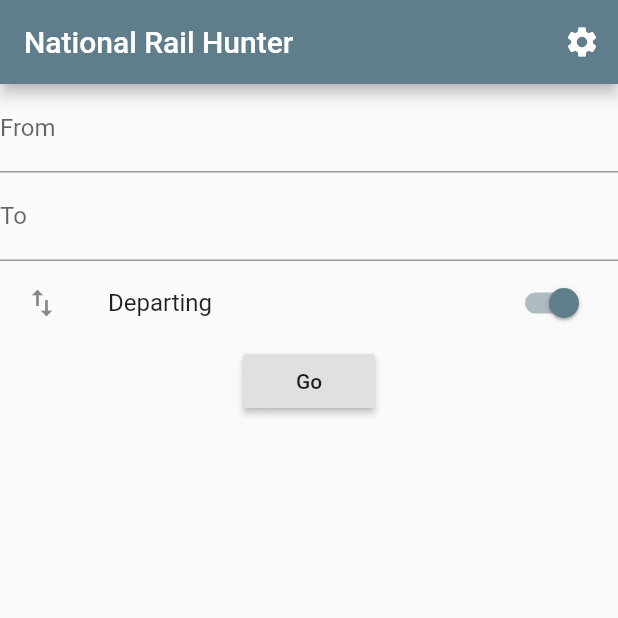
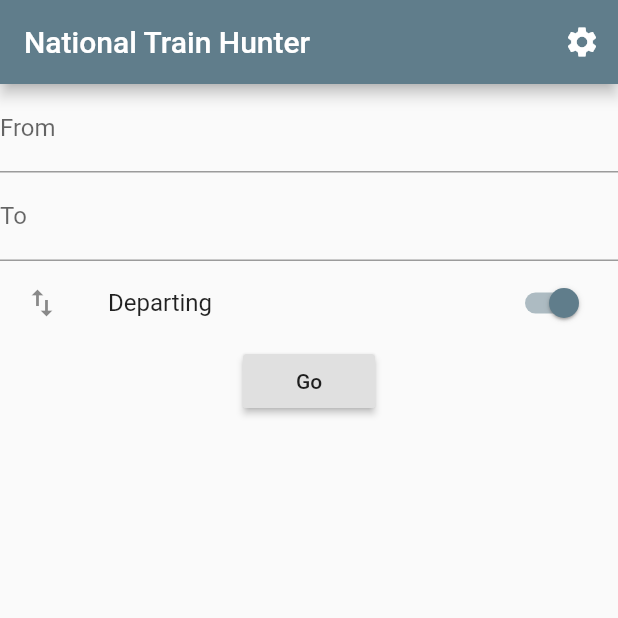
Before and after one commit to NathanO14/National-Train-Hunter-Flutter, a Flutter app: the screen it shows after launch, on a phone screen of 412 x 824 dp, the top half of it. Run offline on Flutter 3.47's test engine with Material 2 defaults, Android fonts, the phone set to English and light mode, and no system bars; drawn by our look-alikes of floating_bottom_navigation_bar; our stand-ins replace bloc, dio, equatable, flutter_bloc, flutter_typeahead, retrofit and 1 more; missing offline and left inert: simple_logger; generated files the repository leaves out were written again; project files that could hold a hidden picture were left out.

```diff
--- /dev/null
+++ b/lib/api/params/filter_type.dart
@@ -0,0 +1,4 @@
+enum FilterType {
+  TO,
+  FROM,
+}
--- /dev/null
+++ b/lib/api/params/get_board_request_params.dart
@@ -0,0 +1,28 @@
+import 'package:json_annotation/json_annotation.dart';
+import 'package:national_train_hunter/api/params/filter_type.dart';
+
+part 'get_board_request_params.g.dart';
+
+@JsonSerializable(explicitToJson: true)
+class GetBoardRequestParams {
+  int numRows;
+  String crs;
+  String filterCrs;
+  FilterType filterType;
+  int timeOffset;
+  int timeWindow;
+
+  GetBoardRequestParams({
+    this.numRows,
+    this.crs,
+    this.filterCrs,
+    this.filterType,
+    this.timeOffset,
+    this.timeWindow,
+  });
+
+  factory GetBoardRequestParams.fromJson(Map<String, dynamic> json) =>
+      _$GetBoardRequestParamsFromJson(json);
+
+  Map<String, dynamic> toJson() => _$GetBoardRequestParamsToJson(this);
+}
--- /dev/null
+++ b/lib/api/service_departure_api.dart
@@ -0,0 +1,17 @@
+import 'package:dio/dio.dart';
+import 'package:national_train_hunter/api/params/get_board_request_params.dart';
+import 'package:national_train_hunter/constants/text_constants.dart';
+import 'package:national_train_hunter/model/service_departure.dart';
+import 'package:retrofit/retrofit.dart';
+
+part 'service_departure_api.g.dart';
+
+@RestApi(baseUrl: kBaseUrl)
+abstract class ServiceDepartureAPI {
+  factory ServiceDepartureAPI(Dio dio, {String baseUrl}) = _ServiceDepartureAPI;
+
+  @POST("/v1/service/departureBoard")
+  Future<List<ServiceDeparture>> getDepartureBoard(
+    @Body() GetBoardRequestParams getBoardRequestParams,
+  );
+}
--- a/lib/cubit/live_trains_cubit.dart
+++ b/lib/cubit/live_trains_cubit.dart
@@ -1,14 +1,20 @@
 import 'package:bloc/bloc.dart';
 import 'package:equatable/equatable.dart';
+import 'package:national_train_hunter/model/service_departure.dart';
 import 'package:national_train_hunter/model/station.dart';
-import 'package:national_train_hunter/station_service.dart';
+import 'package:national_train_hunter/service/service_departure_service.dart';
+import 'package:national_train_hunter/service/station_service.dart';
 
 part 'live_trains_state.dart';
 
 class LiveTrainsCubit extends Cubit<LiveTrainsState> {
   final StationService _stationService;
+  final ServiceDepartureService _serviceDepartureService;
 
-  LiveTrainsCubit(this._stationService) : super(LiveTrainsInitial());
+  LiveTrainsCubit(
+    this._stationService,
+    this._serviceDepartureService,
+  ) : super(LiveTrainsInitial());
 
   Future<List<Station>> getStationBySearchTerm(String searchTerm) async {
     emit(LiveTrainsStationsLoading());
@@ -20,4 +26,14 @@ class LiveTrainsCubit extends Cubit<LiveTrainsState> {
 
     return results;
   }
+
+  Future<void> getDepartures(
+      String crs, String filterCrs, bool departing) async {
+    emit(LiveTrainsLoading());
+
+    final List<ServiceDeparture> results = await _serviceDepartureService
+        .getDepartureBoard(crs, filterCrs, departing);
+
+    emit(LiveTrainsLoaded(results));
+  }
 }
--- a/lib/cubit/live_trains_state.dart
+++ b/lib/cubit/live_trains_state.dart
@@ -26,3 +26,19 @@ class LiveTrainsStationsLoaded extends LiveTrainsState {
   @override
   List<Object> get props => [];
 }
+
+class LiveTrainsLoading extends LiveTrainsState {
+  const LiveTrainsLoading();
+
+  @override
+  List<Object> get props => [];
+}
+
+class LiveTrainsLoaded extends LiveTrainsState {
+  final List<ServiceDeparture> departures;
+
+  const LiveTrainsLoaded(this.departures);
+
+  @override
+  List<Object> get props => [];
+}
--- a/lib/home_screen.dart
+++ b/lib/home_screen.dart
@@ -1,6 +1,6 @@
 import 'package:floating_bottom_navigation_bar/floating_bottom_navigation_bar.dart';
 import 'package:flutter/material.dart';
-import 'package:national_train_hunter/main.dart';
+import 'package:national_train_hunter/constants/text_constants.dart';
 import 'package:national_train_hunter/page/favourites_page.dart';
 import 'package:national_train_hunter/page/live_trains.dart';
 import 'package:national_train_hunter/page/planner_page.dart';
--- a/lib/main.dart
+++ b/lib/main.dart
@@ -1,10 +1,10 @@
 import 'package:flutter/material.dart';
 import 'package:flutter_bloc/flutter_bloc.dart';
+import 'package:national_train_hunter/constants/text_constants.dart';
 import 'package:national_train_hunter/cubit/live_trains_cubit.dart';
 import 'package:national_train_hunter/home_screen.dart';
-import 'package:national_train_hunter/station_service.dart';
-
-const kAppName = 'National Rail Hunter';
+import 'package:national_train_hunter/service/service_departure_service.dart';
+import 'package:national_train_hunter/service/station_service.dart';
 
 void main() {
   runApp(MyApp());
@@ -16,7 +16,10 @@ class MyApp extends StatelessWidget {
     return MultiBlocProvider(
       providers: [
         BlocProvider<LiveTrainsCubit>(
-          create: (context) => LiveTrainsCubit(StationService()),
+          create: (context) => LiveTrainsCubit(
+            StationService(),
+            ServiceDepartureService(),
+          ),
         ),
       ],
       child: MaterialApp(
--- /dev/null
+++ b/lib/model/service_departure.dart
@@ -0,0 +1,35 @@
+import 'package:json_annotation/json_annotation.dart';
+
+part 'service_departure.g.dart';
+
+@JsonSerializable(explicitToJson: true)
+class ServiceDeparture {
+  String rsId;
+  String serviceID;
+  String platform;
+  String originStation;
+  String destinationStation;
+  String via;
+  DateTime scheduledDepartureTime;
+  DateTime estimatedDepartureTime;
+  bool isDelayed;
+  bool isCancelled;
+
+  ServiceDeparture({
+    this.rsId,
+    this.serviceID,
+    this.platform,
+    this.originStation,
+    this.destinationStation,
+    this.via,
+    this.scheduledDepartureTime,
+    this.estimatedDepartureTime,
+    this.isDelayed,
+    this.isCancelled,
+  });
+
+  factory ServiceDeparture.fromJson(Map<String, dynamic> json) =>
+      _$ServiceDepartureFromJson(json);
+
+  Map<String, dynamic> toJson() => _$ServiceDepartureToJson(this);
+}
--- a/lib/page/live_trains.dart
+++ b/lib/page/live_trains.dart
@@ -1,7 +1,9 @@
 import 'package:flutter/material.dart';
 import 'package:flutter_bloc/flutter_bloc.dart';
 import 'package:flutter_typeahead/flutter_typeahead.dart';
+import 'package:intl/intl.dart';
 import 'package:national_train_hunter/cubit/live_trains_cubit.dart';
+import 'package:national_train_hunter/model/service_departure.dart';
 import 'package:national_train_hunter/model/station.dart';
 import 'package:simple_logger/simple_logger.dart';
 
@@ -16,8 +18,9 @@ class _LiveTrainsPageState extends State<LiveTrainsPage> {
   final TextEditingController _typeAheadControllerFrom =
       TextEditingController();
   final TextEditingController _typeAheadControllerTo = TextEditingController();
+  final DateFormat _dateFormat = new DateFormat().add_Hm();
   bool _departing;
-  List<Station> _stationResults = List();
+  List<ServiceDeparture> _departures = List();
   Station _selectedFromStation;
   Station _selectedToStation;
 
@@ -31,18 +34,23 @@ class _LiveTrainsPageState extends State<LiveTrainsPage> {
   Widget build(BuildContext context) {
     return BlocConsumer<LiveTrainsCubit, LiveTrainsState>(
       listener: (context, state) {
-        if (state is LiveTrainsStationsLoaded) {
+        if (state is LiveTrainsLoaded) {
           setState(() {
-            _stationResults = state.stations;
+            _departures = state.departures;
           });
         }
       },
       builder: (context, state) {
-        return Form(
+        return Column(
+          children: [
+            Flexible(
+              flex: 1,
+              child: Form(
                 key: _formKey,
                 child: Column(
                   children: <Widget>[
-              TypeAheadFormField<Station>(
+                    Flexible(
+                      child: TypeAheadFormField<Station>(
                         textFieldConfiguration: TextFieldConfiguration(
                           controller: this._typeAheadControllerFrom,
                           decoration: InputDecoration(
@@ -52,32 +60,34 @@ class _LiveTrainsPageState extends State<LiveTrainsPage> {
                         suggestionsCallback: (String pattern) {
                           return BlocProvider.of<LiveTrainsCubit>(context)
                               .getStationBySearchTerm(pattern);
-                  // return stationResults;
                         },
-                itemBuilder: (BuildContext context, Station suggestion) {
+                        autovalidate: true,
+                        itemBuilder:
+                            (BuildContext context, Station suggestion) {
                           return ListTile(
                             title: Text(
                                 '${suggestion.stationName} (${suggestion.stationCode})'),
                           );
                         },
-                transitionBuilder: (context, suggestionsBox, controller) {
+                        transitionBuilder:
+                            (context, suggestionsBox, controller) {
                           return suggestionsBox;
                         },
                         onSuggestionSelected: (Station suggestion) {
-                  this._typeAheadControllerFrom.text = suggestion.stationName;
+                          this._typeAheadControllerFrom.text =
+                              suggestion.stationName;
+                          _selectedFromStation = suggestion;
                         },
                         validator: (String value) {
                           if (value.isEmpty) {
-                    return 'Please select a station';
+                            _selectedFromStation = null;
                           }
                           return null;
                         },
-                onSaved: (String value) {
-                  _selectedFromStation = _stationResults.singleWhere(
-                      (Station element) => element.stationName == value);
-                },
                       ),
-              TypeAheadFormField<Station>(
+                    ),
+                    Flexible(
+                      child: TypeAheadFormField<Station>(
                         textFieldConfiguration: TextFieldConfiguration(
                           controller: this._typeAheadControllerTo,
                           decoration: InputDecoration(
@@ -87,32 +97,31 @@ class _LiveTrainsPageState extends State<LiveTrainsPage> {
                         suggestionsCallback: (String pattern) {
                           return BlocProvider.of<LiveTrainsCubit>(context)
                               .getStationBySearchTerm(pattern);
-                  // return stationResults;
                         },
-                itemBuilder: (BuildContext context, Station suggestion) {
+                        itemBuilder:
+                            (BuildContext context, Station suggestion) {
                           return ListTile(
                             title: Text(
                                 '${suggestion.stationName} (${suggestion.stationCode})'),
                           );
                         },
-                transitionBuilder: (context, suggestionsBox, controller) {
+                        transitionBuilder:
+                            (context, suggestionsBox, controller) {
                           return suggestionsBox;
                         },
                         onSuggestionSelected: (suggestion) {
-                  this._typeAheadControllerTo.text = suggestion.stationName;
+                          this._typeAheadControllerTo.text =
+                              suggestion.stationName;
+                          _selectedToStation = suggestion;
                         },
                         validator: (value) {
-                  if (value.isEmpty) {
-                    return 'Please select a station';
-                  }
+                          if (value.isEmpty) _selectedToStation = null;
                           return null;
                         },
-                onSaved: (String value) {
-                  _selectedToStation = _stationResults.singleWhere(
-                      (Station element) => element.stationName == value);
-                },
                       ),
-              SwitchListTile(
+                    ),
+                    Flexible(
+                      child: SwitchListTile(
                         title: Text(
                           _departing ? 'Departing' : 'Arriving',
                         ),
@@ -124,20 +133,51 @@ class _LiveTrainsPageState extends State<LiveTrainsPage> {
                           });
                         },
                       ),
-              RaisedButton(
+                    ),
+                    Flexible(
+                      child: RaisedButton(
                         onPressed: () {
                           if (_formKey.currentState.validate()) {
-                    Scaffold.of(context).showSnackBar(
-                      SnackBar(
-                        content: Text('Loading...'),
-                      ),
-                    );
+                            BlocProvider.of<LiveTrainsCubit>(context)
+                                .getDepartures(
+                                    _selectedFromStation?.stationCode,
+                                    _selectedToStation?.stationCode,
+                                    _departing);
                           }
                         },
                         child: Text('Go'),
                       ),
+                    ),
                   ],
                 ),
+              ),
+            ),
+            if (state is LiveTrainsLoading)
+              Center(
+                child: CircularProgressIndicator(),
+              ),
+            if (state is LiveTrainsLoaded)
+              Flexible(
+                flex: 2,
+                child: ListView.builder(
+                  itemCount: _departures.length,
+                  itemBuilder: (BuildContext context, int index) {
+                    ServiceDeparture departure = _departures[index];
+                    return ListTile(
+                      leading: Text(
+                        _dateFormat.format(
+                          departure.scheduledDepartureTime.toLocal(),
+                        ),
+                      ),
+                      title: Text(
+                        departure.destinationStation,
+                      ),
+                      trailing: Text(departure.platform),
+                    );
+                  },
+                ),
+              ),
+          ],
         );
       },
     );
--- /dev/null
+++ b/lib/service/service_departure_service.dart
@@ -0,0 +1,47 @@
+import 'package:dio/dio.dart';
+import 'package:flutter/material.dart';
+import 'package:national_train_hunter/api/params/filter_type.dart';
+import 'package:national_train_hunter/api/params/get_board_request_params.dart';
+import 'package:national_train_hunter/api/service_departure_api.dart';
+import 'package:national_train_hunter/model/service_departure.dart';
+import 'package:simple_logger/simple_logger.dart';
+
+class ServiceDepartureService {
+  final Dio _dio = Dio();
+  final SimpleLogger _logger = SimpleLogger();
+  ServiceDepartureAPI _serviceDepartureAPI;
+
+  static final ServiceDepartureService _serviceDepartureService =
+      ServiceDepartureService._internal();
+
+  factory ServiceDepartureService() {
+    return _serviceDepartureService;
+  }
+
+  ServiceDepartureService._internal() {
+    _serviceDepartureAPI = ServiceDepartureAPI(_dio);
+  }
+
+  @visibleForTesting
+  void setBaseUrl(String baseUrl) {
+    _serviceDepartureAPI = ServiceDepartureAPI(_dio, baseUrl: baseUrl);
+  }
+
+  Future<List<ServiceDeparture>> getDepartureBoard(
+      String crs, String filterCrs, bool departing) async {
+    _logger.info(
+        "Loading departures between $crs & $filterCrs. Departing: $departing");
+
+    List<ServiceDeparture> departures =
+        await _serviceDepartureAPI.getDepartureBoard(
+      GetBoardRequestParams(
+        crs: crs,
+        filterCrs: filterCrs,
+        filterType: departing ? FilterType.TO : FilterType.FROM,
+      ),
+    );
+
+    _logger.info("Loading complete.");
+    return departures;
+  }
+}
--- a/lib/station_service.dart
+++ b/lib/service/station_service.dart
@@ -9,10 +9,10 @@ class StationService {
   final SimpleLogger _logger = SimpleLogger();
   StationAPI _stationAPI;
 
-  static final StationService _vehicleService = StationService._internal();
+  static final StationService _stationService = StationService._internal();
 
   factory StationService() {
-    return _vehicleService;
+    return _stationService;
   }
 
   StationService._internal() {
--- a/pubspec.yaml
+++ b/pubspec.yaml
@@ -31,6 +31,7 @@ dependencies:
   bloc: ^6.0.0
   flutter_bloc: ^6.0.0
   equatable: ^1.2.5
+  intl: ^0.16.0
 
 dev_dependencies:
   flutter_test:
```
Also changed, not shown: lib/constants/text_constants.dart (+4 -4 lines), pubspec.lock, 1 other file. Lines whose indentation alone changed are shown as unchanged.
